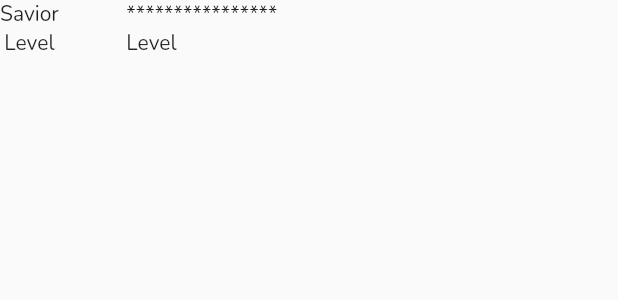
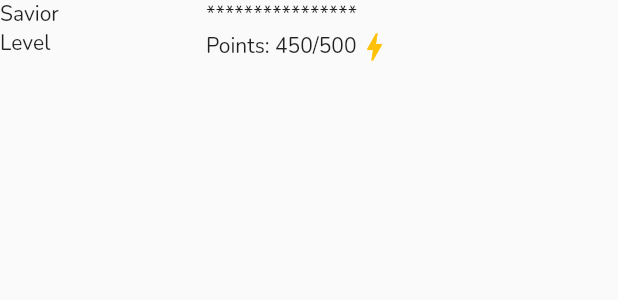
Before and after one commit to rlysam/Team04-BSCS-NS-3A-M-PahireAm-v1, a Flutter app: the LevelIndicator widget shown alone on an empty page, opened directly, on a phone screen of 412 x 824 dp. Shown: the top 300 px of the screen. Run offline on Flutter 3.47's test engine with Material 2 defaults, Android fonts, the phone set to English and light mode, and no system bars; our stand-ins replace google_fonts; missing offline and left inert: dart:html, dart:js_util; network calls fail.

```diff
--- a/lib/screens/Landing/Screen User Profile/user_profile.dart
+++ b/lib/screens/Landing/Screen User Profile/user_profile.dart
@@ -1,9 +1,9 @@
+// ignore_for_file: prefer_const_constructors
+
 import 'package:flutter/material.dart';
 import 'package:pahiream_frontend/screens/Landing/Widgets/Header/header.dart';
 import 'package:pahiream_frontend/utils/constants.dart';
 import 'package:pahiream_frontend/widgets/global_widgets.dart';
-
-
 
 class UserProfile extends StatelessWidget {
   const UserProfile({
@@ -12,10 +12,7 @@ class UserProfile extends StatelessWidget {
 
   @override
   Widget build(BuildContext context) {
-    return Column(
-      children: [
-    const AppHeader(),
-    Padding(
+    return Padding(
       padding: const EdgeInsets.symmetric(horizontal: 130),
       child: SizedBox(
         width: double.maxFinite,
@@ -36,7 +33,8 @@ class UserProfile extends StatelessWidget {
                   SizedBox(width: 40),
                   Expanded(
                     child: Container(
-                      color: Colors.amber,
+                      // ! debug
+                      //   color: Colors.amber,
                       child: Column(
                         crossAxisAlignment: CrossAxisAlignment.start,
                         // mainAxisAlignment: MainAxisAlignment.start,
@@ -49,7 +47,6 @@ class UserProfile extends StatelessWidget {
                           SizedBox(height: 20),
                           LevelIndicator(),
                           SizedBox(height: 20),
-
                         ],
                       ),
                     ),
@@ -60,12 +57,9 @@ class UserProfile extends StatelessWidget {
           ],
         ),
       ),
-    )
-      ],
     );
   }
 }
-
 
 class LevelIndicator extends StatelessWidget {
   const LevelIndicator({
@@ -76,11 +70,20 @@ class LevelIndicator extends StatelessWidget {
   Widget build(BuildContext context) {
     return Row(
       children: [
-        Column(
-          children: [Text('Savior'), Text('Level')],
+        Expanded(
+          flex: 1,
+          child: Column(
+            crossAxisAlignment: CrossAxisAlignment.start,
+            children: [
+              Text('Savior'),
+              Text('Level'),
+            ],
           ),
-        SizedBox(width: 45),
-        Column(
+        ),
+        // SizedBox(width: 45),
+        Expanded(
+          flex: 2,
+          child: Column(
             crossAxisAlignment: CrossAxisAlignment.start,
             children: [
               // LinearProgressIndicator(
@@ -88,8 +91,14 @@ class LevelIndicator extends StatelessWidget {
               //   backgroundColor: Colors.grey[300],
               // ),
               Text('****************'),
-            Text('Level'),
+              Row(
+                children: [
+                  Text('Points: 450/500'),
+                  Icon(Icons.bolt, color: Colors.amber)
                 ],
+              )
+            ],
+          ),
         )
       ],
     );
@@ -111,18 +120,20 @@ class SubDetails extends StatelessWidget {
       // mainAxisAlignment: MainAxisAlignment.spaceEvenly,
       children: [
         details(data, data2),
-        SizedBox(width: 30),
+        // SizedBox(width: 30),
         details(data, data2),
-        SizedBox(width: 30),
+        // SizedBox(width: 30),
         details(data, data2),
       ],
     );
   }
 
-  Column details(String data, String data2) {
-    return Column(
+  Expanded details(String data, String data2) {
+    return Expanded(
+      child: Column(
         crossAxisAlignment: CrossAxisAlignment.start,
         children: [Text(data), Text(data2)],
+      ),
     );
   }
 }
```
Also changed, not shown: lib/screens/Landing/landing_screen_desktop.dart (+15 -5 lines). Lines whose indentation alone changed are shown as unchanged.
